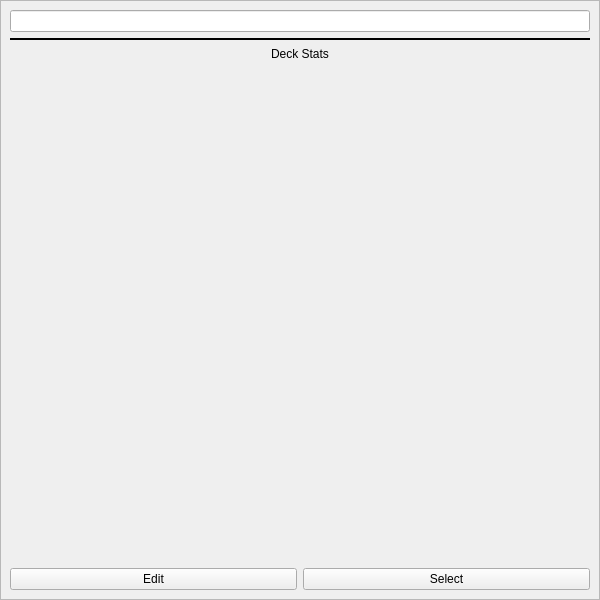
Above: mainMenu/decks/deck.ui from Szybet/sanki before the change. Below: the same form after it.
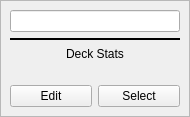
That is the form after the change.

```diff
--- a/mainMenu/decks/deck.ui
+++ b/mainMenu/decks/deck.ui
@@ -9,12 +9,12 @@
    <rect>
     <x>0</x>
     <y>0</y>
-    <width>600</width>
-    <height>600</height>
+    <width>190</width>
+    <height>117</height>
    </rect>
   </property>
   <property name="sizePolicy">
-   <sizepolicy hsizetype="Minimum" vsizetype="Minimum">
+   <sizepolicy hsizetype="Preferred" vsizetype="Preferred">
     <horstretch>0</horstretch>
     <verstretch>0</verstretch>
    </sizepolicy>
@@ -43,6 +43,12 @@
    </property>
    <item>
     <widget class="QFrame" name="frame">
+     <property name="sizePolicy">
+      <sizepolicy hsizetype="Preferred" vsizetype="Preferred">
+       <horstretch>0</horstretch>
+       <verstretch>0</verstretch>
+      </sizepolicy>
+     </property>
      <property name="frameShape">
       <enum>QFrame::StyledPanel</enum>
      </property>
@@ -60,7 +66,7 @@
           <item>
            <widget class="QLineEdit" name="deck">
             <property name="sizePolicy">
-             <sizepolicy hsizetype="Minimum" vsizetype="Minimum">
+             <sizepolicy hsizetype="Preferred" vsizetype="Fixed">
               <horstretch>0</horstretch>
               <verstretch>0</verstretch>
              </sizepolicy>
@@ -90,7 +96,7 @@
         <item>
          <widget class="Line" name="line">
           <property name="sizePolicy">
-           <sizepolicy hsizetype="Minimum" vsizetype="Maximum">
+           <sizepolicy hsizetype="Minimum" vsizetype="Fixed">
             <horstretch>0</horstretch>
             <verstretch>0</verstretch>
            </sizepolicy>
@@ -108,6 +114,12 @@
         </item>
         <item>
          <widget class="QLabel" name="LabelStats">
+          <property name="sizePolicy">
+           <sizepolicy hsizetype="Preferred" vsizetype="Expanding">
+            <horstretch>0</horstretch>
+            <verstretch>0</verstretch>
+           </sizepolicy>
+          </property>
           <property name="layoutDirection">
            <enum>Qt::LeftToRight</enum>
           </property>
@@ -115,23 +127,10 @@
            <string>Deck Stats</string>
           </property>
           <property name="alignment">
-           <set>Qt::AlignCenter</set>
+           <set>Qt::AlignHCenter|Qt::AlignTop</set>
           </property>
          </widget>
         </item>
-        <item>
-         <spacer name="verticalSpacer">
-          <property name="orientation">
-           <enum>Qt::Vertical</enum>
-          </property>
-          <property name="sizeHint" stdset="0">
-           <size>
-            <width>20</width>
-            <height>20</height>
-           </size>
-          </property>
-         </spacer>
-        </item>
         <item>
          <layout class="QHBoxLayout" name="horizontalLayout_2">
           <item>
```
Left out of the diff: 2 changed lines with no effect on the pictures.
